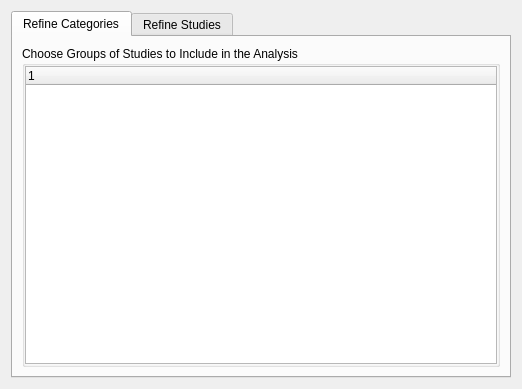
Above: refine_studies_page.ui from gdietz/OpenMEE before the change. Below: the same form after it.
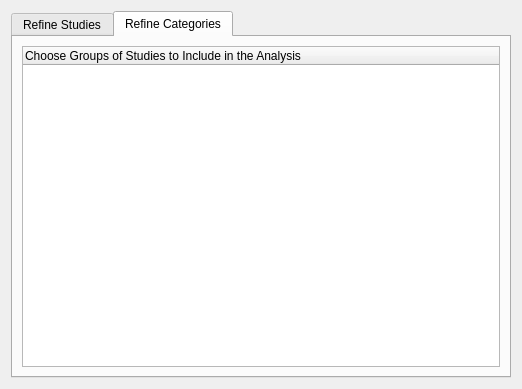
That is the form after the change. The open tabs and pages were chosen to show the change.

Commit message: preclude studies from being included that cannot be because of missing effect_size in a meta-analysis

The edit to the form file:
```diff
--- a/refine_studies_page.ui
+++ b/refine_studies_page.ui
@@ -19,34 +19,6 @@
      <property name="currentIndex">
       <number>1</number>
      </property>
-     <widget class="QWidget" name="refine_categories_tab">
-      <attribute name="title">
-       <string>Refine Categories</string>
-      </attribute>
-      <layout class="QVBoxLayout" name="verticalLayout_2">
-       <item>
-        <widget class="QGroupBox" name="cat_group_box">
-         <property name="title">
-          <string>Choose Groups of Studies to Include in the Analysis</string>
-         </property>
-         <layout class="QVBoxLayout" name="verticalLayout_5">
-          <property name="margin">
-           <number>0</number>
-          </property>
-          <item>
-           <widget class="QTreeWidget" name="cat_treeWidget">
-            <column>
-             <property name="text">
-              <string notr="true">1</string>
-             </property>
-            </column>
-           </widget>
-          </item>
-         </layout>
-        </widget>
-       </item>
-      </layout>
-     </widget>
      <widget class="QWidget" name="refine_studies_tab">
       <attribute name="title">
        <string>Refine Studies</string>
@@ -132,6 +104,22 @@
        </item>
       </layout>
      </widget>
+     <widget class="QWidget" name="refine_categories_tab">
+      <attribute name="title">
+       <string>Refine Categories</string>
+      </attribute>
+      <layout class="QVBoxLayout" name="verticalLayout_2">
+       <item>
+        <widget class="QTreeWidget" name="cat_treeWidget">
+         <column>
+          <property name="text">
+           <string notr="true">Choose Groups of Studies to Include in the Analysis</string>
+          </property>
+         </column>
+        </widget>
+       </item>
+      </layout>
+     </widget>
     </widget>
    </item>
   </layout>
```
Left out of the diff: 2 changed lines with no effect on the pictures. The commit also changes 2 other files.
